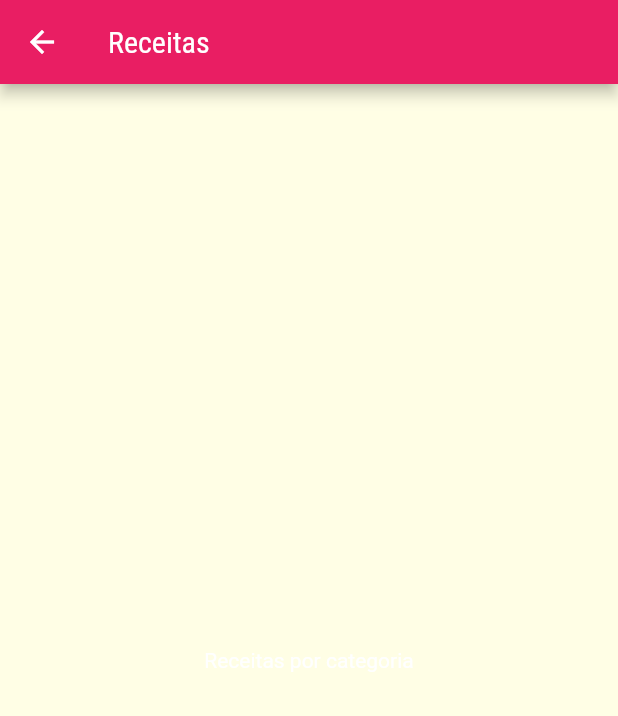
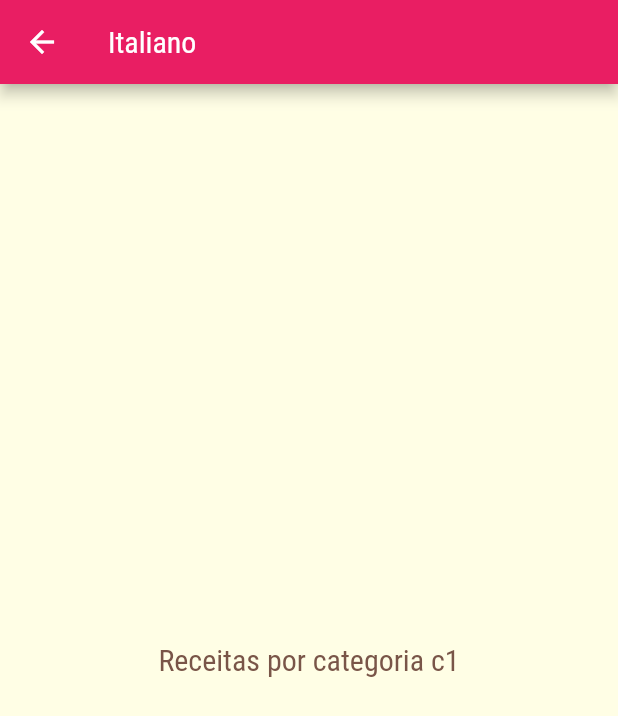
Before and after one commit to masilvasql/Flutter_course, a Flutter app: the screen it shows after launch, after a tap on "Italiano", on a phone screen of 412 x 824 dp. Shown: the top 716 px of the screen. Run offline on Flutter 3.47's test engine with Material 2 defaults, Android fonts, the phone set to English and light mode, and no system bars.

Commit message:
navegação entre telas

```diff
--- a/meals/lib/components/category_item.dart
+++ b/meals/lib/components/category_item.dart
@@ -13,7 +13,7 @@ class CategortItem extends StatelessWidget {
   void _selectCategory(BuildContext context) {
     Navigator.of(context).push(
       MaterialPageRoute(builder: (_) {
-        return const CategoriesMealsScreen();
+        return CategoriesMealsScreen(category: category);
       }),
     );
   }
--- a/meals/lib/main.dart
+++ b/meals/lib/main.dart
@@ -19,10 +19,11 @@ class MyApp extends StatelessWidget {
           secondary: Colors.amber,
           primary: Colors.pink,
         ),
-        textTheme: const TextTheme(
+        textTheme: TextTheme(
           titleLarge: TextStyle(
             fontFamily: 'RobotoCondensed',
             fontSize: 20,
+            color: Colors.brown,
           ),
         ),
       ),
--- a/meals/lib/screens/categories_meals_screen.dart
+++ b/meals/lib/screens/categories_meals_screen.dart
@@ -1,16 +1,25 @@
 import 'package:flutter/material.dart';
+import '../models/category.dart';
 
 class CategoriesMealsScreen extends StatelessWidget {
-  const CategoriesMealsScreen({Key? key}) : super(key: key);
+  const CategoriesMealsScreen({
+    Key? key,
+    required this.category,
+  }) : super(key: key);
+
+  final Category category;
 
   @override
   Widget build(BuildContext context) {
     return Scaffold(
       appBar: AppBar(
-        title: Text('Receitas'),
+        title: Text(
+          category.title,
+        ),
       ),
       body: Center(
-        child: Text('Receitas por categoria'),
+        child: Text('Receitas por categoria ${category.id}',
+            style: Theme.of(context).textTheme.titleLarge),
       ),
     );
   }
```
